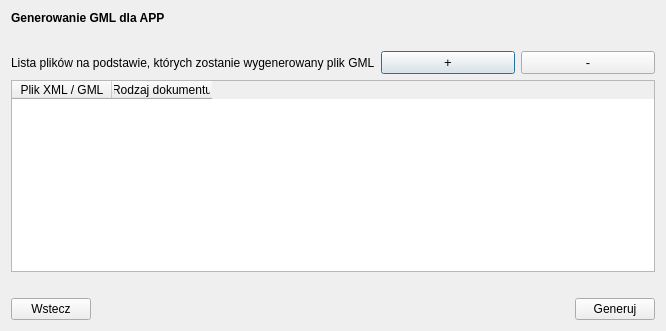
This is modules/app/views/ui/generowanie_gml_dialog_base.ui in envirosolutionspl/wtyczka_qgis_app as Qt 5 draws it before an edit. The edited form follows.
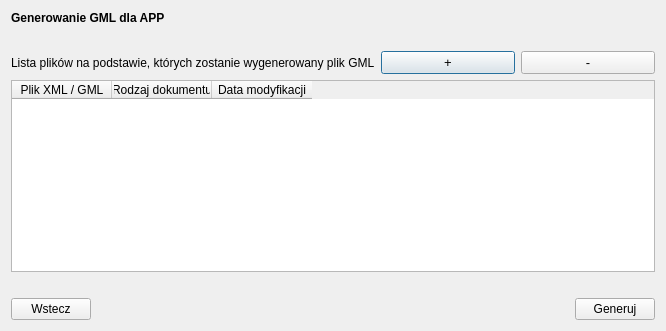
This is the edited form.

Diff of the .ui file:
```diff
--- a/modules/app/views/ui/generowanie_gml_dialog_base.ui
+++ b/modules/app/views/ui/generowanie_gml_dialog_base.ui
@@ -89,6 +89,11 @@
          <string>Rodzaj dokumentu</string>
         </property>
        </column>
+       <column>
+        <property name="text">
+         <string>Data modyfikacji</string>
+        </property>
+       </column>
       </widget>
      </item>
      <item>
```
